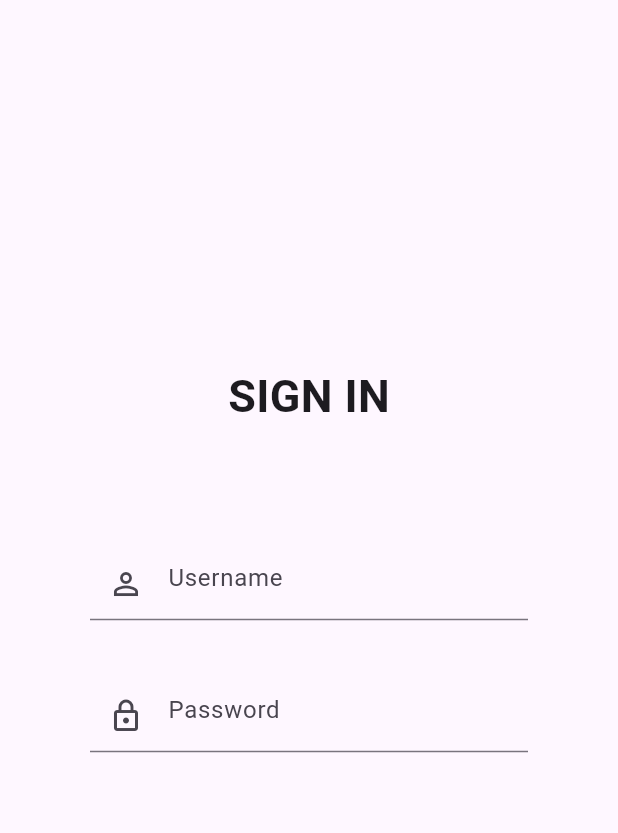
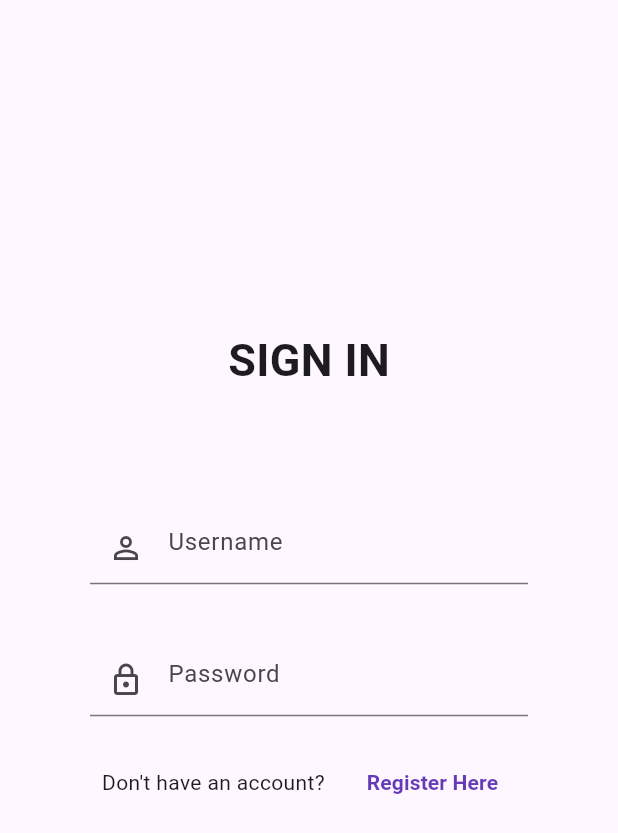
Before and after one commit to Gsdagustavo/login-screen-sample, a Flutter app: the screen it shows after launch, on a phone screen of 412 x 824 dp. Shown: the top 833 px of the screen. Run offline on Flutter 3.47's test engine with Material 3 defaults, Android fonts, the phone set to English and light mode, and no system bars.

Commit message:
made the register label

```diff
--- a/lib/main.dart
+++ b/lib/main.dart
@@ -66,6 +66,26 @@ class LoginPage extends StatelessWidget {
                       ),
                     ),
                   ),
+
+                  Row(
+                    mainAxisAlignment: MainAxisAlignment.spaceAround,
+                    children: [
+                      /// "Don't have an account?" text
+                      Text('Don\'t have an account?'),
+
+                      /// "Register Here" text
+                      TextButton(
+                        onPressed: null,
+                        child: Text(
+                          'Register Here',
+                          style: TextStyle(
+                            color: Colors.deepPurple,
+                            fontWeight: FontWeight.bold,
+                          ),
+                        ),
+                      ),
+                    ],
+                  )
                 ],
               ),
             ),
```
